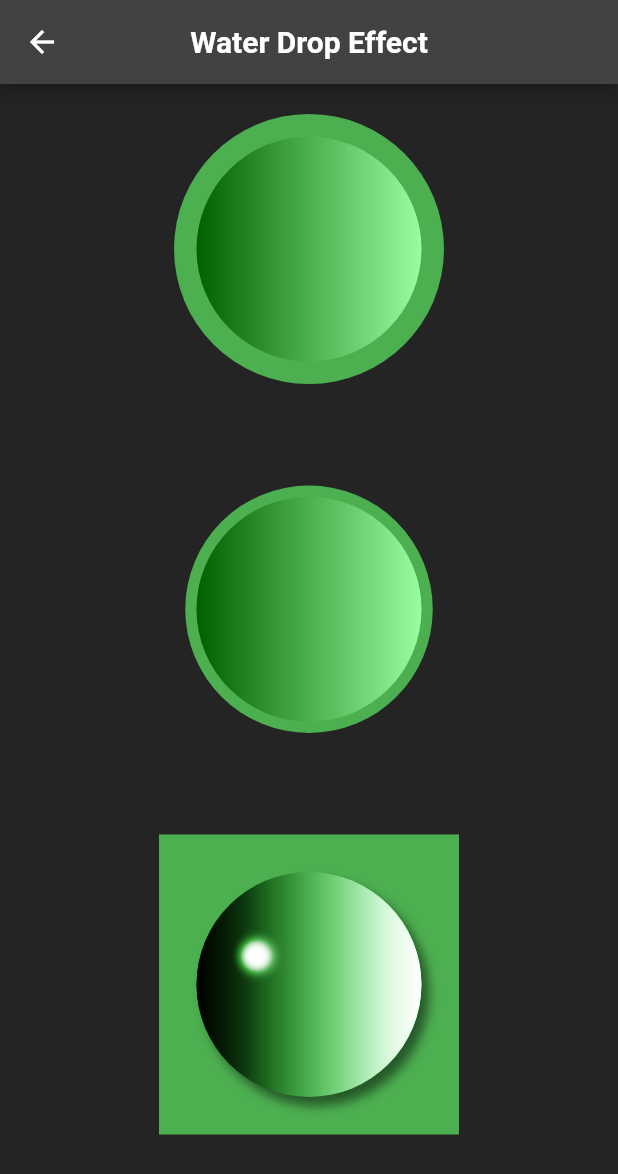
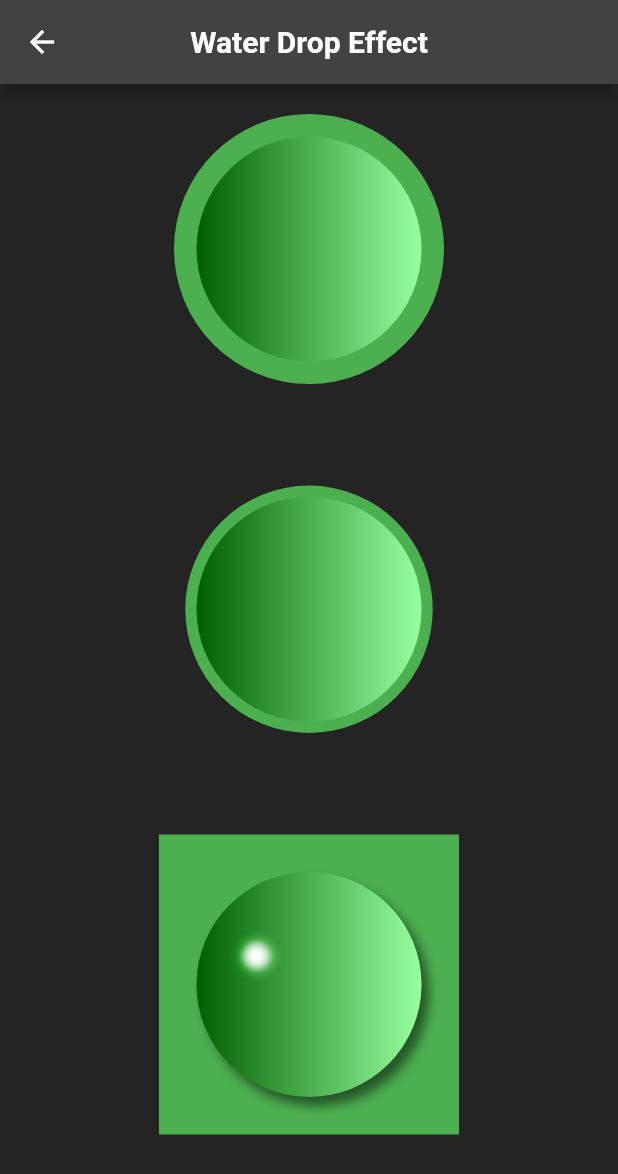
Before and after one commit to dev1abhi/Flutter-Animations, a Flutter app: the WaterDropEffect screen opened directly, on a phone screen of 412 x 824 dp. Shown: the top 1174 px of the screen. Run offline on Flutter 3.47's test engine with Material 2 defaults, Android fonts, the phone set to English and light mode, and no system bars; our stand-ins replace flutter_zoom_drawer, get, lottie.

```diff
--- a/lib/Screens/water_drop_effect.dart
+++ b/lib/Screens/water_drop_effect.dart
@@ -130,38 +130,7 @@
                       ),
                     ],
                   ),
-                  const SizedBox(height: 10,),
-                  Stack(
-                    children: [
-                      Container(
-                        margin: const EdgeInsets.only(top: 40, left: 25),
-                        height: 20,
-                        width: 20,
-                        decoration: const BoxDecoration(
-                          shape: BoxShape.circle,
-                          boxShadow: [
-                            BoxShadow(
-                              color: Colors.white,
-                              blurRadius: 5,
-                              offset: const Offset(5, 6),
-                            ),
-                          ],
-                        ),
-                      ),
-                      Container(
-                        height: 150,
-                        width: 150,
-                        foregroundDecoration: const BoxDecoration(
-                          shape: BoxShape.circle,
-                          // color: Colors.white
-                          backgroundBlendMode: BlendMode.overlay,
-                          gradient: LinearGradient(
-                            colors: [Colors.black, Colors.white],
-                          ),
-                        ),
-                      ),
-                    ],
-                  ),
+                  const SizedBox(height: 10,)
                 ],
               ),
             ),
```
